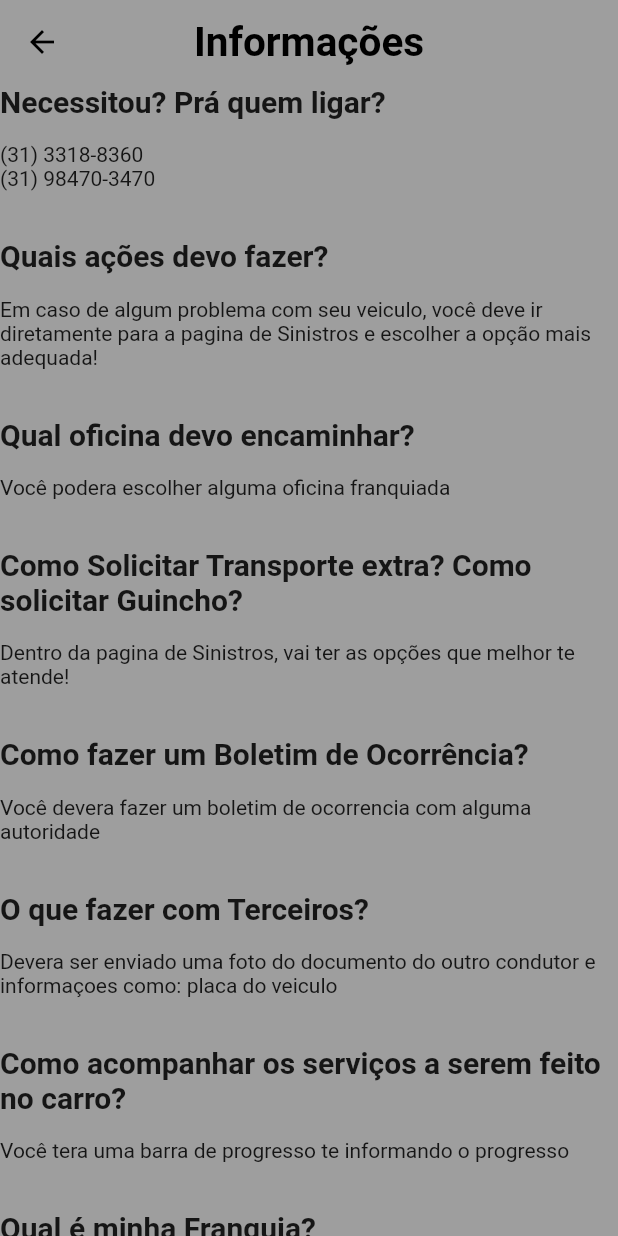
After one commit to jonathanGontijo/dualPrime, a Flutter app: the InformationScreen screen opened by its route, on a phone screen of 412 x 824 dp. The commit adds this screen. Run offline on Flutter 3.47's test engine with Material 2 defaults, Android fonts, the phone set to English and light mode, and no system bars; our stand-ins replace carousel_slider, cloud_firestore, firebase_auth, firebase_core, firebase_storage; accounts and stored records are empty.

```diff
--- a/lib/common/custom_drawer/custom_drawer.dart
+++ b/lib/common/custom_drawer/custom_drawer.dart
@@ -27,7 +27,7 @@ class CustomDrawer extends StatelessWidget {
               Divider(),
               DrawerTile(iconData: Icons.home, title: 'Início', page: 0,),
               DrawerTile(iconData: Icons.list, title: 'Benefícios',page: 1,),
-              DrawerTile(iconData: Icons.playlist_add_check, title: 'Meus sinistros',page: 2,),
+              DrawerTile(iconData: Icons.playlist_add_check, title: 'Sinistros',page: 2,),
               DrawerTile(iconData: Icons.location_on, title: 'Oficinas',page: 3,),
               DrawerTile(iconData: Icons.perm_device_information, title: 'Informações',page: 4,),
 
--- a/lib/models/user.dart
+++ b/lib/models/user.dart
@@ -22,7 +22,10 @@ class Usuario {
    DocumentReference get firestoreRef =>
        FirebaseFirestore.instance.doc('users/$id');
 
-   Future<void> saveData() async{
+   CollectionReference get orderReference =>
+   firestoreRef.collection('order');
+
+   Future<void> saveData() async {
    await firestoreRef.set(toMap());
    }
 
--- a/lib/screens/casualties/components/casualty_list_tile.dart
+++ b/lib/screens/casualties/components/casualty_list_tile.dart
@@ -50,7 +50,7 @@ class CasualtyListTile extends StatelessWidget {
                         ),
                       ),
                       Text(
-                        'Telefone : 0000000',
+                        'Telefone : (31) 3318-8360',
                         style: TextStyle(
                           fontSize: 15,
                           fontWeight: FontWeight.w800,
--- a/lib/screens/casualty/casualty_screen.dart
+++ b/lib/screens/casualty/casualty_screen.dart
@@ -1,5 +1,6 @@
 import 'package:carousel_slider/carousel_slider.dart';
 import 'package:dual/models/casualty.dart';
+import 'package:dual/models/order_manager.dart';
 import 'package:dual/models/user_manager.dart';
 import 'package:flutter/material.dart';
 import 'package:provider/provider.dart';
@@ -62,7 +63,7 @@ class CasualtyScreen extends StatelessWidget {
                    ),
                   ),
                   Text(
-                    'Telefone: 0000000',
+                    'Telefone: (31) 3318-8360 \n(31) 98470-3470',
                     style: TextStyle(
                       fontSize: 22.0,
                       fontWeight: FontWeight.bold,
@@ -111,7 +112,8 @@ class CasualtyScreen extends StatelessWidget {
                           child: RaisedButton(
                             onPressed: casualty.selectedSize != null ? (){
                               if (UserManager.isLoggedIn){
-
+                                context.read<OrderManager>().addToOrder(casualty);
+                                Navigator.of(context).pushNamed('/order');
                               }else {
                                 Navigator.of(context).pushNamed('/login');
                               }
--- /dev/null
+++ b/lib/screens/information/information_screen.dart
@@ -0,0 +1,132 @@
+import 'package:flutter/material.dart';
+
+class InformationScreen extends StatelessWidget {
+  const InformationScreen({Key? key}) : super(key: key);
+
+  @override
+  Widget build(BuildContext context) {
+    return Scaffold(
+      appBar: AppBar(
+        title: Text(
+          'Informações',
+          style: TextStyle(
+            fontSize: 27.0,
+            fontWeight: FontWeight.bold,
+          ),
+        ),
+        centerTitle: true,
+      ),
+      body: SingleChildScrollView(
+        child: Column(
+          crossAxisAlignment: CrossAxisAlignment.start,
+          children: [
+             Text(
+                'Necessitou? Prá quem ligar?',
+              style: TextStyle(
+                fontSize: 20.0,
+                fontWeight: FontWeight.bold,
+              ),
+            ),
+             Padding(
+                padding: EdgeInsets.all(8)
+            ),
+            Text('(31) 3318-8360 \n(31) 98470-3470'),
+            Padding(
+               padding: EdgeInsets.all(16)
+           ),
+            Text(
+              'Quais ações devo fazer?',
+              style: TextStyle(
+                fontSize: 20.0,
+                fontWeight: FontWeight.bold,
+              ),
+            ),
+            Padding(
+                padding: EdgeInsets.all(8)
+            ),
+            Text('Em caso de algum problema com seu veiculo, você deve ir diretamente para a pagina de Sinistros e escolher a opção mais adequada!'),
+            Padding(
+                padding: EdgeInsets.all(16)
+            ),
+            Text(
+                'Qual oficina devo encaminhar?',
+              style: TextStyle(
+                fontSize: 20.0,
+                fontWeight: FontWeight.bold,
+              ),
+            ),
+            Padding(
+                padding: EdgeInsets.all(8)
+            ),
+            Text('Você podera escolher alguma oficina franquiada'),
+            Padding(
+                padding: EdgeInsets.all(16)
+            ),
+            Text('Como Solicitar Transporte extra? Como solicitar Guincho?',
+              style: TextStyle(
+                fontSize: 20.0,
+                fontWeight: FontWeight.bold,
+              ),
+            ),
+            Padding(
+                padding: EdgeInsets.all(8)
+            ),
+            Text('Dentro da pagina de Sinistros, vai ter as opções que melhor te atende!'),
+            Padding(
+                padding: EdgeInsets.all(16)
+            ),
+            Text('Como fazer um Boletim de Ocorrência?',
+              style: TextStyle(
+                fontSize: 20.0,
+                fontWeight: FontWeight.bold,
+              ),
+            ),
+            Padding(
+                padding: EdgeInsets.all(8)
+            ),
+            Text('Você devera fazer um boletim de ocorrencia com alguma autoridade'),
+            Padding(
+                padding: EdgeInsets.all(16)
+            ),
+            Text('O que fazer com Terceiros?',
+              style: TextStyle(
+                fontSize: 20.0,
+                fontWeight: FontWeight.bold,
+              ),
+            ),
+            Padding(
+                padding: EdgeInsets.all(8)
+            ),
+            Text('Devera ser enviado uma foto do documento do outro condutor e informaçoes como: placa do veiculo'),
+            Padding(
+                padding: EdgeInsets.all(16)
+            ),
+            Text('Como acompanhar os serviços a serem feito no carro?',
+              style: TextStyle(
+                fontSize: 20.0,
+                fontWeight: FontWeight.bold,
+              ),
+            ),
+            Padding(
+                padding: EdgeInsets.all(8)
+            ),
+            Text('Você tera uma barra de progresso te informando o progresso'),
+            Padding(
+                padding: EdgeInsets.all(16)
+            ),
+            Text('Qual é minha Franquia?',
+              style: TextStyle(
+                fontSize: 20.0,
+                fontWeight: FontWeight.bold,
+              ),
+            ),
+            Padding(
+                padding: EdgeInsets.all(8)
+            ),
+            Text('(31) 3318-8360 \n(31) 98470-3470'),
+          ],
+        ),
+      ),
+    );
+  }
+}
--- a/lib/screens/login/login_screen.dart
+++ b/lib/screens/login/login_screen.dart
@@ -79,6 +79,7 @@ class LoginScreen extends StatelessWidget {
                       SizedBox(
                         height: 44,
                         child: RaisedButton(
+                          color: Theme.of(context).primaryColor,
                           onPressed: userManager.loading ? null : () {
                             if(formKey.currentState!.validate()){
                               userManager.signIn(
```
Also changed, not shown: lib/common/custom_icon_button.dart (added, +30 -0 lines), lib/common/price_order.dart (added, +66 -0 lines), lib/main.dart (+17 -0 lines), lib/models/casualty.dart (+8 -0 lines), lib/models/order_casualty.dart (added, +84 -0 lines), lib/models/order_manager.dart (added, +87 -0 lines), lib/screens/base/base_screen.dart (+2 -6 lines), lib/screens/casualties/casualties_screen.dart (+8 -0 lines), lib/screens/order/components/order_tile.dart (added, +98 -0 lines), lib/screens/order/order_screen.dart (added, +40 -0 lines).
